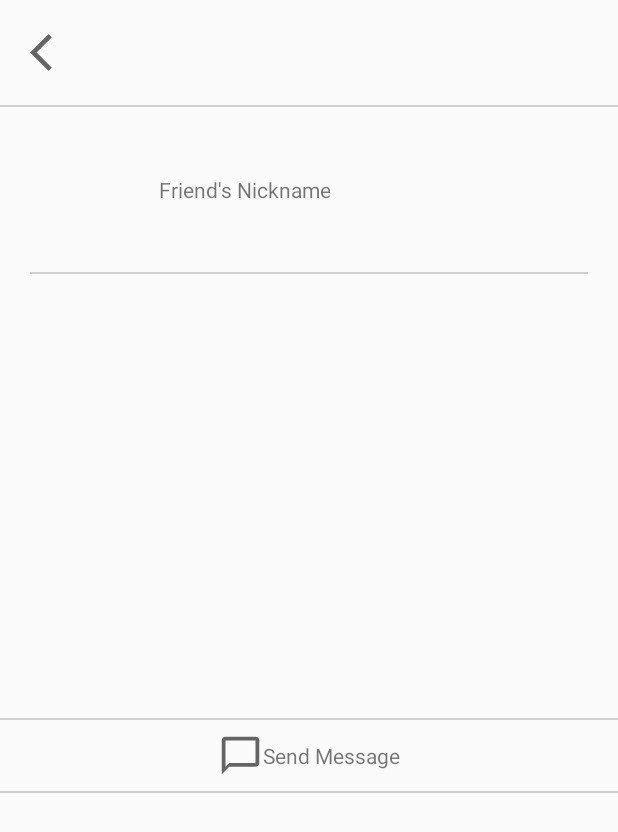
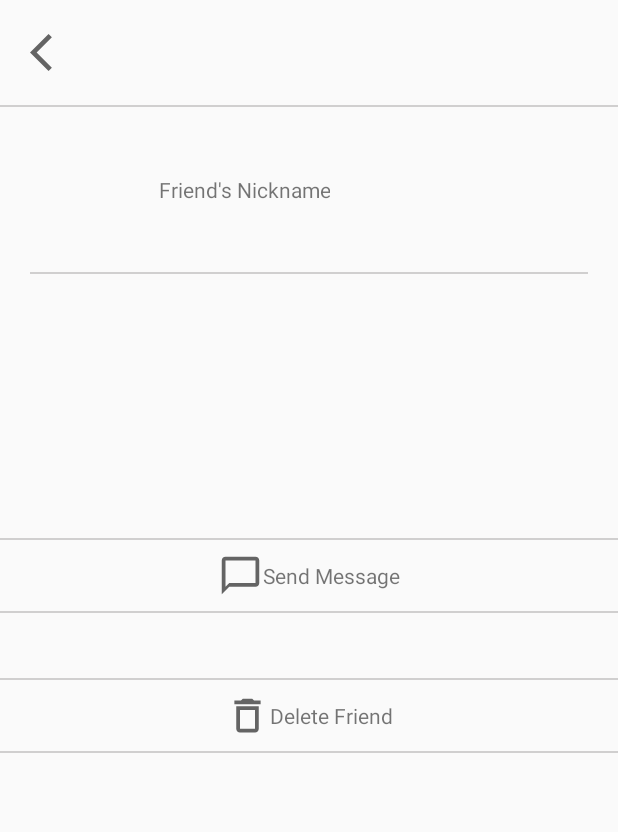
Before and after one commit to pgdog/COMP90018, an Android app: the FriendProfileActivity screen opened directly, with no data from a screen before it, on a phone screen of 412 x 824 dp. Shown: the top 832 px of the screen. Run offline under Robolectric (Android 15) with nearby library versions, the phone set to English and light mode, and no system bars; our stand-ins replace Firebase (no records; nobody signed in at launch, a user with empty details on screens opened directly), Picasso; pictures from the network do not load; 2 statements that could not run were skipped.

Commit message:
push again

```diff
--- a/app/src/main/java/com/example/comp90018/ui/FriendProfileActivity.java
+++ b/app/src/main/java/com/example/comp90018/ui/FriendProfileActivity.java
@@ -25,6 +25,7 @@ public class FriendProfileActivity extends AppCompatActivity {
     private ImageView imageView;
     private TextView nameText;
     private LinearLayout sendMessageView;
+    private LinearLayout deleteFriendView;
 
     //data
     private String friendId;
@@ -56,6 +57,7 @@ public class FriendProfileActivity extends AppCompatActivity {
         imageView=(ImageView)findViewById(R.id.friend_profile_image);
         nameText=(TextView)findViewById(R.id.friend_profile_name_text);
         sendMessageView=(LinearLayout)findViewById(R.id.friend_profile_chat);
+        deleteFriendView=(LinearLayout)findViewById(R.id.friend_profile_delete_view);
 
         final FriendItem friend=DataManager.getDataManager(this).getAFriend(friendId);
         Picasso.get().load(friend.getImage()).into(imageView);
@@ -92,5 +94,27 @@ public class FriendProfileActivity extends AppCompatActivity {
                 return false;
             }
         });
+
+        deleteFriendView.setOnClickListener(new View.OnClickListener() {
+            @Override
+            public void onClick(View view) {
+
+            }
+        });
+
+        deleteFriendView.setOnTouchListener(new View.OnTouchListener() {
+            @Override
+            public boolean onTouch(View view, MotionEvent motionEvent) {
+                switch (motionEvent.getAction()){
+                    case MotionEvent.ACTION_DOWN:
+                        view.setBackgroundColor(getColor(R.color.colorLightGrey));
+                        break;
+                    case MotionEvent.ACTION_UP:
+                        view.setBackground(getDrawable(R.drawable.shape_border));
+                        break;
+                }
+                return false;
+            }
+        });
     }
 }
--- /dev/null
+++ b/app/src/main/res/drawable/ic_delete.xml
@@ -0,0 +1,10 @@
+<vector xmlns:android="http://schemas.android.com/apk/res/android"
+    android:width="24dp"
+    android:height="24dp"
+    android:viewportWidth="24"
+    android:viewportHeight="24"
+    android:tint="?attr/colorControlNormal">
+  <path
+      android:fillColor="@android:color/white"
+      android:pathData="M6,19c0,1.1 0.9,2 2,2h8c1.1,0 2,-0.9 2,-2L18,7L6,7v12zM8,9h8v10L8,19L8,9zM15.5,4l-1,-1h-5l-1,1L5,4v2h14L19,4z"/>
+</vector>
--- a/app/src/main/res/layout/activity_friend_profile.xml
+++ b/app/src/main/res/layout/activity_friend_profile.xml
@@ -61,16 +61,17 @@
     <LinearLayout
         android:id="@+id/friend_profile_chat"
         android:layout_width="0dp"
+        android:layout_height="wrap_content"
+        android:layout_marginTop="176dp"
+        android:background="@drawable/shape_border"
+        android:gravity="center"
         android:orientation="horizontal"
-        android:layout_height="wrap_content"
-        app:layout_constraintBottom_toBottomOf="parent"
+        android:paddingTop="10dp"
+        android:paddingBottom="10dp"
         app:layout_constraintEnd_toEndOf="parent"
+        app:layout_constraintHorizontal_bias="0.0"
         app:layout_constraintStart_toStartOf="parent"
-        app:layout_constraintTop_toBottomOf="@+id/textview9"
-        android:gravity="center"
-        android:background="@drawable/shape_border"
-        android:paddingTop="10dp"
-        android:paddingBottom="10dp">
+        app:layout_constraintTop_toBottomOf="@+id/textview9">
 
         <ImageView
             android:id="@+id/friend_profile_chat_icon"
@@ -87,4 +88,33 @@
 
     </LinearLayout>
 
+    <LinearLayout
+        android:id="@+id/friend_profile_delete_view"
+        android:layout_width="0dp"
+        android:layout_height="wrap_content"
+        android:background="@drawable/shape_border"
+        android:gravity="center"
+        android:orientation="horizontal"
+        android:paddingTop="10dp"
+        android:paddingBottom="10dp"
+        app:layout_constraintBottom_toBottomOf="parent"
+        app:layout_constraintEnd_toEndOf="parent"
+        app:layout_constraintHorizontal_bias="0.0"
+        app:layout_constraintStart_toStartOf="parent"
+        app:layout_constraintTop_toBottomOf="@+id/friend_profile_chat"
+        app:layout_constraintVertical_bias="0.118">
+
+        <ImageView
+            android:layout_width="30dp"
+            android:layout_height="30dp"
+            android:background="@drawable/ic_delete"></ImageView>
+
+        <TextView
+            android:layout_width="wrap_content"
+            android:layout_height="wrap_content"
+            android:gravity="center"
+            android:text="Delete Friend"></TextView>
+
+    </LinearLayout>
+
 </androidx.constraintlayout.widget.ConstraintLayout>
```
Also changed, not shown: app/src/main/java/com/example/comp90018/ui/AddFriendActivity.java (+60 -60 lines), app/src/main/java/com/example/comp90018/ui/FriendRequestActivity.java (+85 -78 lines), app/src/main/java/com/example/comp90018/ui/SearchActivity.java (added, +154 -0 lines), app/src/main/res/layout/activity_add_friend.xml (+54 -33 lines), app/src/main/res/layout/activity_search_friend.xml (added, +78 -0 lines).
